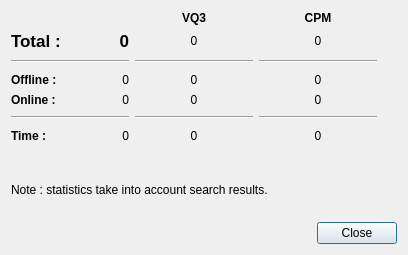
Qt form src/statisticsdialog.ui (sousix/QDM68) before a commit.
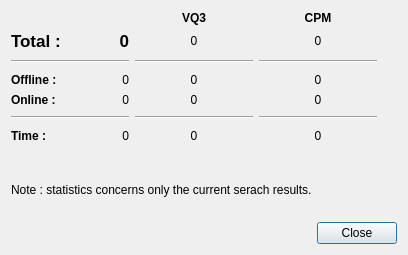
The same form after that commit.

```diff
--- a/src/statisticsdialog.ui
+++ b/src/statisticsdialog.ui
@@ -394,7 +394,7 @@
      <item>
       <widget class="QLabel" name="labelInfoSearch">
        <property name="text">
-        <string>Note : statistics take into account search results.</string>
+        <string>Note : statistics concerns only the current serach results.</string>
        </property>
        <property name="wordWrap">
         <bool>true</bool>
```
